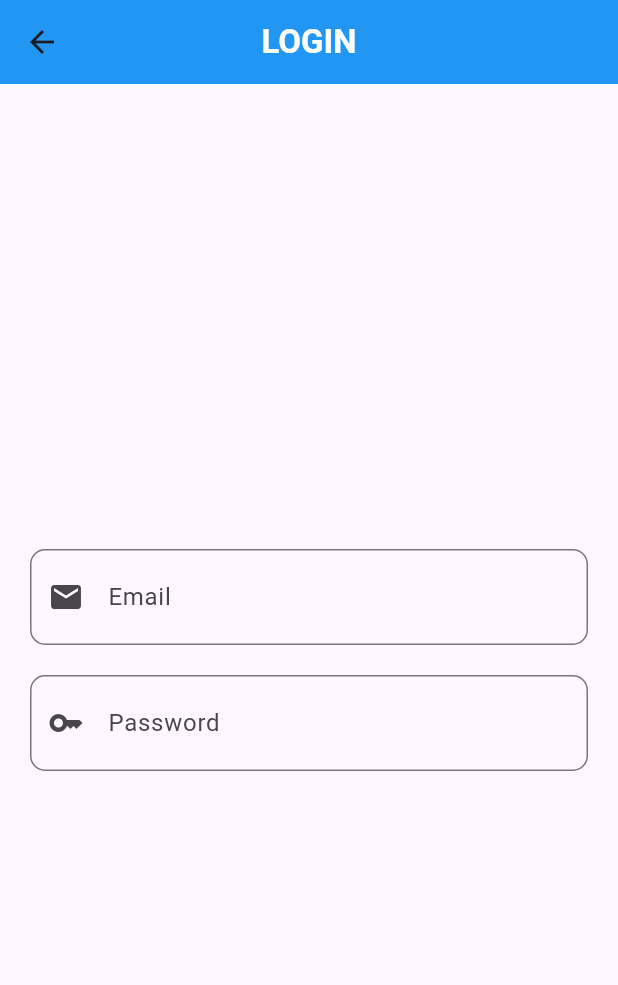
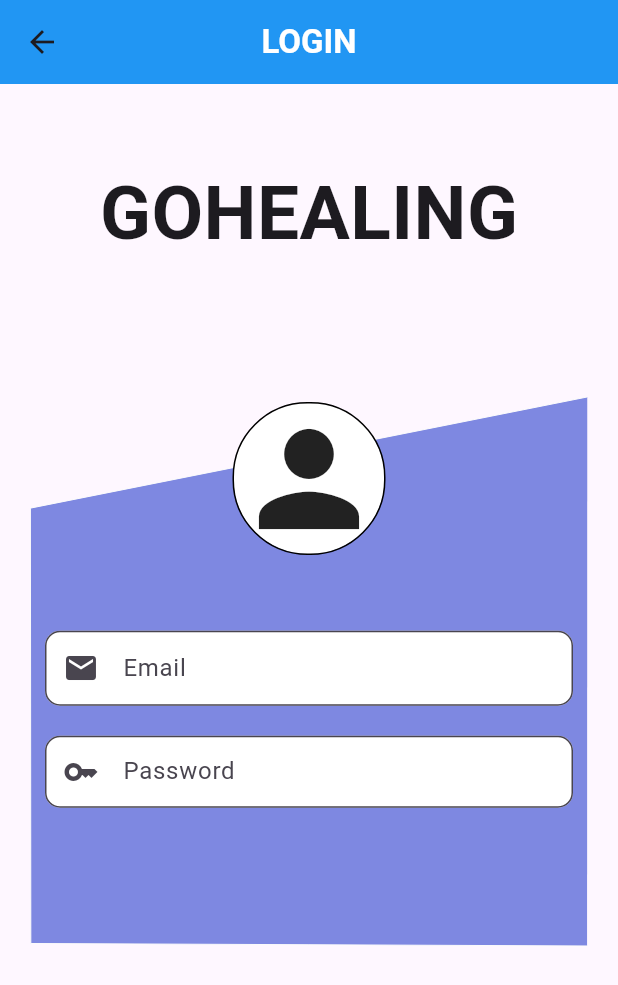
Before and after one commit to rhyssh/GoHealing1, a Flutter app: the LoginPage screen opened directly, on a phone screen of 412 x 824 dp. Shown: the top 985 px of the screen. Run offline on Flutter 3.47's test engine with Material 3 defaults, Android fonts, the light colour scheme and no system bars; our stand-ins replace cloud_firestore, convex_bottom_bar, firebase_core, flutter_custom_clippers; accounts and stored records are empty.

Commit message:
add feature login page

```diff
--- a/lib/User/pages/LoginPage/LoginPage.dart
+++ b/lib/User/pages/LoginPage/LoginPage.dart
@@ -1,5 +1,7 @@
-import "package:flutter/material.dart";
-import "package:gohealing/User/pages/RegisterPage/RegisterPage.dart";
+import 'package:flutter/material.dart';
+import 'package:gohealing/User/pages/RegisterPage/RegisterPage.dart';
+import 'package:flutter_custom_clippers/flutter_custom_clippers.dart';
+import 'package:gohealing/User/widgets/shapeOfLogin.dart';
 
 class LoginPage extends StatefulWidget {
   const LoginPage({super.key});
@@ -11,6 +13,7 @@ class LoginPage extends StatefulWidget {
 class _LoginPageState extends State<LoginPage> {
   TextEditingController emailC = TextEditingController();
   TextEditingController passC = TextEditingController();
+
   @override
   Widget build(BuildContext context) {
     return Scaffold(
@@ -22,25 +25,71 @@ class _LoginPageState extends State<LoginPage> {
           style: TextStyle(fontWeight: FontWeight.bold, color: Colors.white),
         ),
       ),
-      body: Center(
+      body: SingleChildScrollView(
+        child: Center(
           child: Padding(
             padding: const EdgeInsets.all(20),
             child: Column(
+              children: [
+                Container(
+                  padding: EdgeInsets.only(top: 30),
+                  child: Text(
+                    'GOHEALING',
+                    style: TextStyle(fontWeight: FontWeight.bold, fontSize: 50),
+                  ),
+                ),
+                SizedBox(height: 40),
+                Stack(
+                  alignment: Alignment.center,
+                  children: [
+                    CustomPaint(
+                      size: Size(
+                        1000,
+                        (900 * 0.5833333333333334).toDouble(),
+                      ),
+                      painter: RPSCustomPainter(),
+                    ),
+                    Positioned(
+                      top: 50, // Sesuaikan nilai ini sesuai kebutuhan
+                      child: Container(
+                        decoration: BoxDecoration(
+                            color: Colors.white,
+                            borderRadius: BorderRadius.circular(50),
+                            border: Border.all(
+                              color: Colors.black,
+                              width: 1,
+                            )),
+                        child: Icon(
+                          Icons.person,
+                          size: 100,
+                        ),
+                      ),
+                    ),
+                    Column(
                       mainAxisAlignment: MainAxisAlignment.center,
                       children: [
                         Container(
+                          padding:
+                              EdgeInsets.only(top: 30, left: 10, right: 10),
                           width: double.infinity,
+                          height: 80,
                           child: TextField(
                             controller: emailC,
                             textInputAction: TextInputAction.next,
                             keyboardType: TextInputType.emailAddress,
                             decoration: InputDecoration(
-                      label: Text("Email"),
+                              filled: true,
+                              fillColor: Colors.white,
+                              labelText: "Email",
                               border: OutlineInputBorder(
-                          borderRadius: BorderRadius.circular(10)),
+                                borderRadius: BorderRadius.circular(10),
+                              ),
                               prefixIcon: Icon(Icons.email),
-                      contentPadding:
-                          EdgeInsets.symmetric(horizontal: 20, vertical: 20)),
+                              contentPadding: EdgeInsets.symmetric(
+                                horizontal: 20,
+                                vertical: 20,
+                              ),
+                            ),
                           ),
                         ),
                         SizedBox(
@@ -48,20 +97,33 @@ class _LoginPageState extends State<LoginPage> {
                         ),
                         Container(
                           width: double.infinity,
+                          height: 80,
+                          padding: EdgeInsets.only(left: 10, right: 10),
                           child: TextField(
                             controller: passC,
                             textInputAction: TextInputAction.done,
                             keyboardType: TextInputType.emailAddress,
                             decoration: InputDecoration(
-                      label: Text("Password"),
+                              filled: true,
+                              fillColor: Colors.white,
+                              labelText: "Password",
                               border: OutlineInputBorder(
-                          borderRadius: BorderRadius.circular(10)),
+                                borderRadius: BorderRadius.circular(10),
+                              ),
                               prefixIcon: Icon(Icons.key),
-                      contentPadding:
-                          EdgeInsets.symmetric(horizontal: 20, vertical: 20)),
+                              contentPadding: EdgeInsets.symmetric(
+                                horizontal: 20,
+                                vertical: 10,
+                              ),
+                            ),
                           ),
                         ),
                       ],
+                    ),
+                  ],
+                ),
+              ],
+            ),
           ),
         ),
       ),
--- a/pubspec.yaml
+++ b/pubspec.yaml
@@ -34,6 +34,7 @@ dependencies:
   firebase_core: ^2.24.2
   flutter:
     sdk: flutter
+  flutter_custom_clippers: ^2.1.0
   intl: ^0.19.0
 
 dev_dependencies:
```
Also changed, not shown: lib/User/widgets/shapeOfLogin.dart (added, +39 -0 lines), pubspec.lock. Lines whose indentation alone changed are shown as unchanged.
